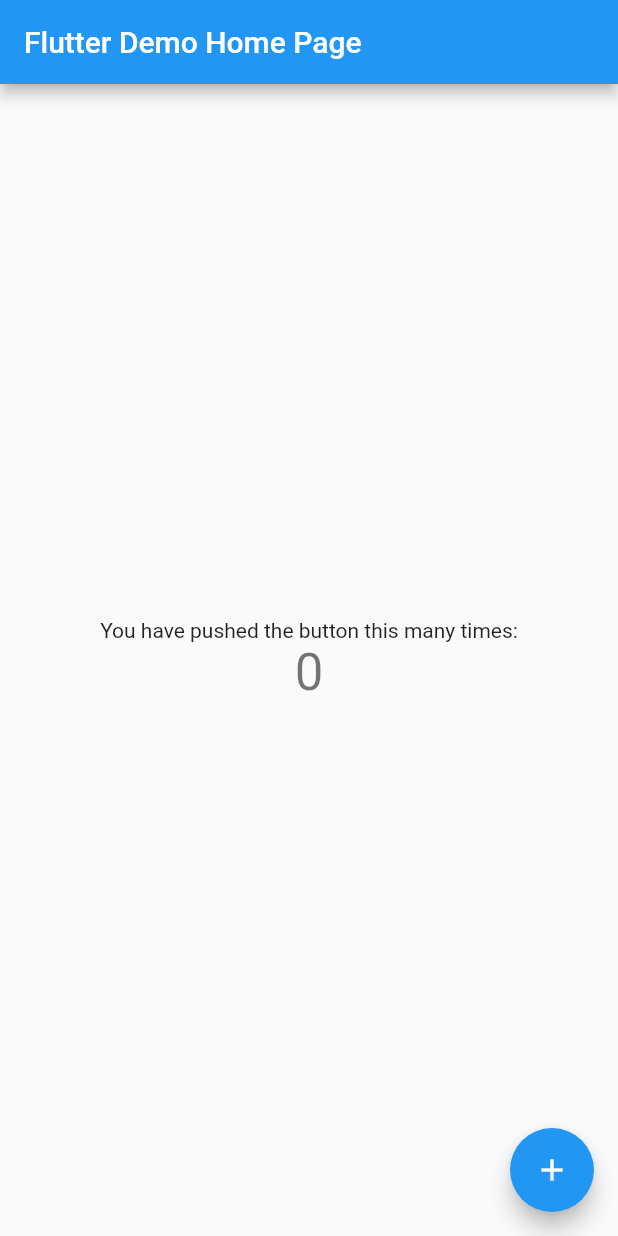
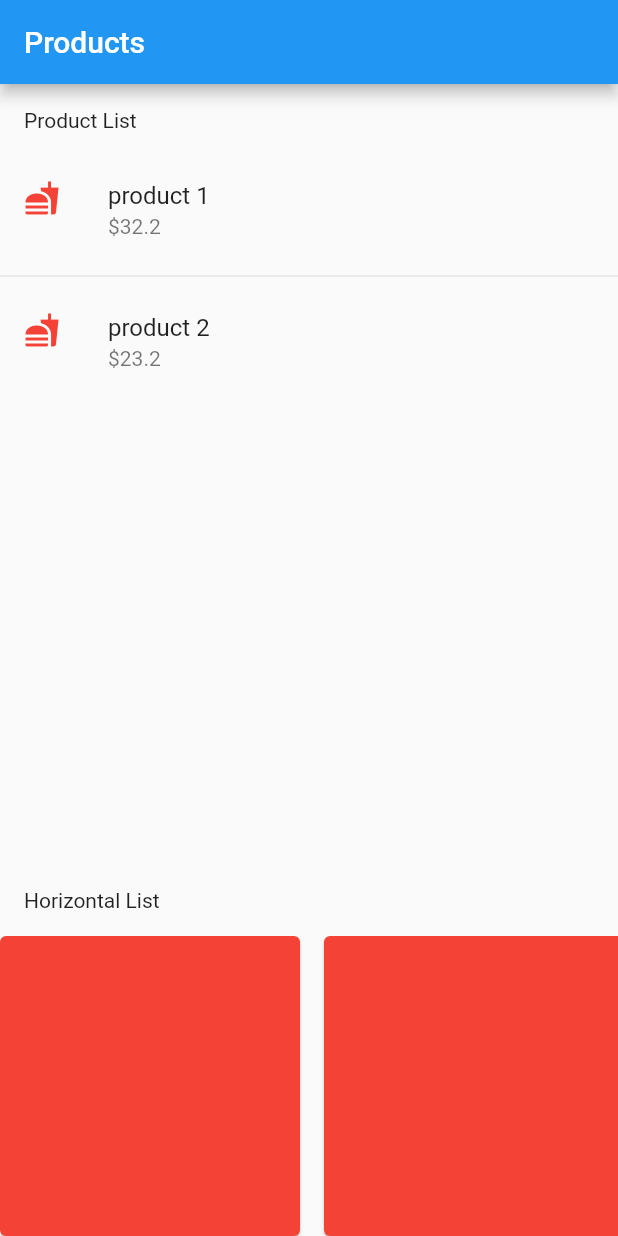
Before and after one commit to chunlee-thong/flutter_training, a Flutter app: the screen it shows after launch, on a phone screen of 412 x 824 dp. Run offline on Flutter 3.47's test engine with Material 2 defaults, Android fonts, the phone set to English and light mode, and no system bars.

Commit message:
add listview and inherited widget

```diff
--- /dev/null
+++ b/flutter_inherited_widget/lib/inherited_color.dart
@@ -0,0 +1,20 @@
+import 'package:flutter/material.dart';
+
+class InheritedColor extends InheritedWidget {
+  const InheritedColor({
+    Key? key,
+    required this.color,
+    required Widget child,
+  }) : super(key: key, child: child);
+
+  final Color color;
+
+  static InheritedColor of(BuildContext context) {
+    final InheritedColor? result = context.dependOnInheritedWidgetOfExactType<InheritedColor>();
+    assert(result != null, 'No FrogColor found in context');
+    return result!;
+  }
+
+  @override
+  bool updateShouldNotify(InheritedColor old) => color != old.color;
+}
--- a/flutter_inherited_widget/lib/main.dart
+++ b/flutter_inherited_widget/lib/main.dart
@@ -1,4 +1,5 @@
 import 'package:flutter/material.dart';
+import 'package:flutter_inherited_widget/inherited_color.dart';
 
 void main() {
   runApp(const MyApp());
@@ -7,24 +8,18 @@
 class MyApp extends StatelessWidget {
   const MyApp({Key? key}) : super(key: key);
 
-  // This widget is the root of your application.
   @override
   Widget build(BuildContext context) {
-    return MaterialApp(
-      title: 'Flutter Demo',
-      theme: ThemeData(
-        // This is the theme of your application.
-        //
-        // Try running your application with "flutter run". You'll see the
-        // application has a blue toolbar. Then, without quitting the app, try
-        // changing the primarySwatch below to Colors.green and then invoke
-        // "hot reload" (press "r" in the console where you ran "flutter run",
-        // or simply save your changes to "hot reload" in a Flutter IDE).
-        // Notice that the counter didn't reset back to zero; the application
-        // is not restarted.
-        primarySwatch: Colors.blue,
+    return InheritedColor(
+      color: Colors.red,
+      child: MaterialApp(
+        title: 'Flutter Demo',
+        theme: ThemeData(
+          primarySwatch: Colors.blue,
+          fontFamily: "",
+        ),
+        home: const MyHomePage(title: 'Flutter Demo Home Page'),
       ),
-      home: const MyHomePage(title: 'Flutter Demo Home Page'),
     );
   }
 }
@@ -32,84 +27,89 @@
 class MyHomePage extends StatefulWidget {
   const MyHomePage({Key? key, required this.title}) : super(key: key);
 
-  // This widget is the home page of your application. It is stateful, meaning
-  // that it has a State object (defined below) that contains fields that affect
-  // how it looks.
-
-  // This class is the configuration for the state. It holds the values (in this
-  // case the title) provided by the parent (in this case the App widget) and
-  // used by the build method of the State. Fields in a Widget subclass are
-  // always marked "final".
-
   final String title;
 
   @override
   State<MyHomePage> createState() => _MyHomePageState();
 }
 
+class Product {
+  final String title;
+  final double price;
+
+  Product(this.title, this.price);
+}
+
 class _MyHomePageState extends State<MyHomePage> {
-  int _counter = 0;
+  ScrollController scrollController = ScrollController();
 
-  void _incrementCounter() {
-    setState(() {
-      // This call to setState tells the Flutter framework that something has
-      // changed in this State, which causes it to rerun the build method below
-      // so that the display can reflect the updated values. If we changed
-      // _counter without calling setState(), then the build method would not be
-      // called again, and so nothing would appear to happen.
-      _counter++;
-    });
+  List<Product> products = [
+    Product("product 1", 32.2),
+    Product("product 2", 23.2),
+  ];
+
+  void scroll() {
+    // scrollController
   }
 
   @override
   Widget build(BuildContext context) {
-    // This method is rerun every time setState is called, for instance as done
-    // by the _incrementCounter method above.
-    //
-    // The Flutter framework has been optimized to make rerunning build methods
-    // fast, so that you can just rebuild anything that needs updating rather
-    // than having to individually change instances of widgets.
+    final Size size = MediaQuery.of(context).size;
     return Scaffold(
       appBar: AppBar(
-        // Here we take the value from the MyHomePage object that was created by
-        // the App.build method, and use it to set our appbar title.
-        title: Text(widget.title),
+        title: const Text("Products"),
       ),
-      body: Center(
-        // Center is a layout widget. It takes a single child and positions it
-        // in the middle of the parent.
+      body: SafeArea(
         child: Column(
-          // Column is also a layout widget. It takes a list of children and
-          // arranges them vertically. By default, it sizes itself to fit its
-          // children horizontally, and tries to be as tall as its parent.
-          //
-          // Invoke "debug painting" (press "p" in the console, choose the
-          // "Toggle Debug Paint" action from the Flutter Inspector in Android
-          // Studio, or the "Toggle Debug Paint" command in Visual Studio Code)
-          // to see the wireframe for each widget.
-          //
-          // Column has various properties to control how it sizes itself and
-          // how it positions its children. Here we use mainAxisAlignment to
-          // center the children vertically; the main axis here is the vertical
-          // axis because Columns are vertical (the cross axis would be
-          // horizontal).
-          mainAxisAlignment: MainAxisAlignment.center,
-          children: <Widget>[
-            const Text(
-              'You have pushed the button this many times:',
+          crossAxisAlignment: CrossAxisAlignment.start,
+          children: [
+            const Padding(
+              padding: EdgeInsets.all(16.0),
+              child: Text("Product List"),
             ),
-            Text(
-              '$_counter',
-              style: Theme.of(context).textTheme.headline4,
+            Expanded(
+              child: ListView.separated(
+                separatorBuilder: (context, index) {
+                  return const Divider();
+                },
+                controller: scrollController,
+                padding: EdgeInsets.zero,
+                physics: const BouncingScrollPhysics(),
+                scrollDirection: Axis.vertical,
+                itemCount: products.length,
+                itemBuilder: (context, index) {
+                  return ListTile(
+                    leading: Icon(
+                      Icons.fastfood,
+                      color: InheritedColor.of(context).color,
+                    ),
+                    title: Text(products[index].title),
+                    subtitle: Text("\$${products[index].price}"),
+                  );
+                },
+              ),
             ),
+            const Padding(
+              padding: EdgeInsets.all(16.0),
+              child: Text("Horizontal List"),
+            ),
+            SizedBox(
+              height: 200,
+              child: ListView(
+                scrollDirection: Axis.horizontal,
+                children: [
+                  for (var _ in [1, 2, 3])
+                    const Card(
+                      color: Colors.red,
+                      margin: EdgeInsets.only(right: 16),
+                      child: SizedBox(height: 200, width: 200),
+                    ),
+                ],
+              ),
+            )
           ],
         ),
       ),
-      floatingActionButton: FloatingActionButton(
-        onPressed: _incrementCounter,
-        tooltip: 'Increment',
-        child: const Icon(Icons.add),
-      ), // This trailing comma makes auto-formatting nicer for build methods.
     );
   }
 }
```
